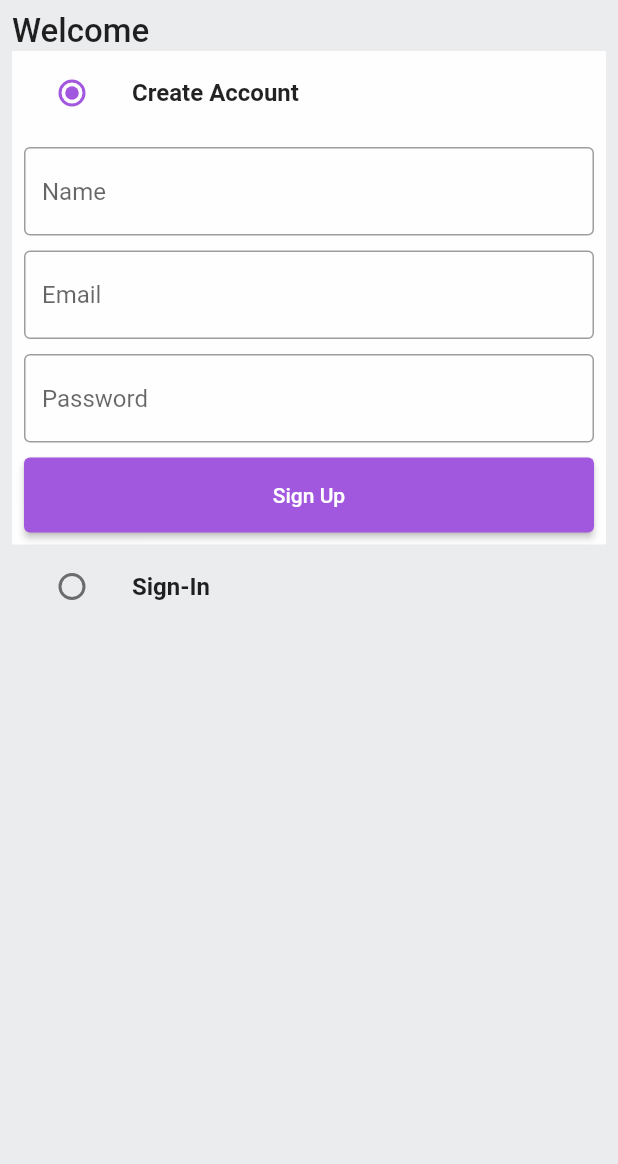
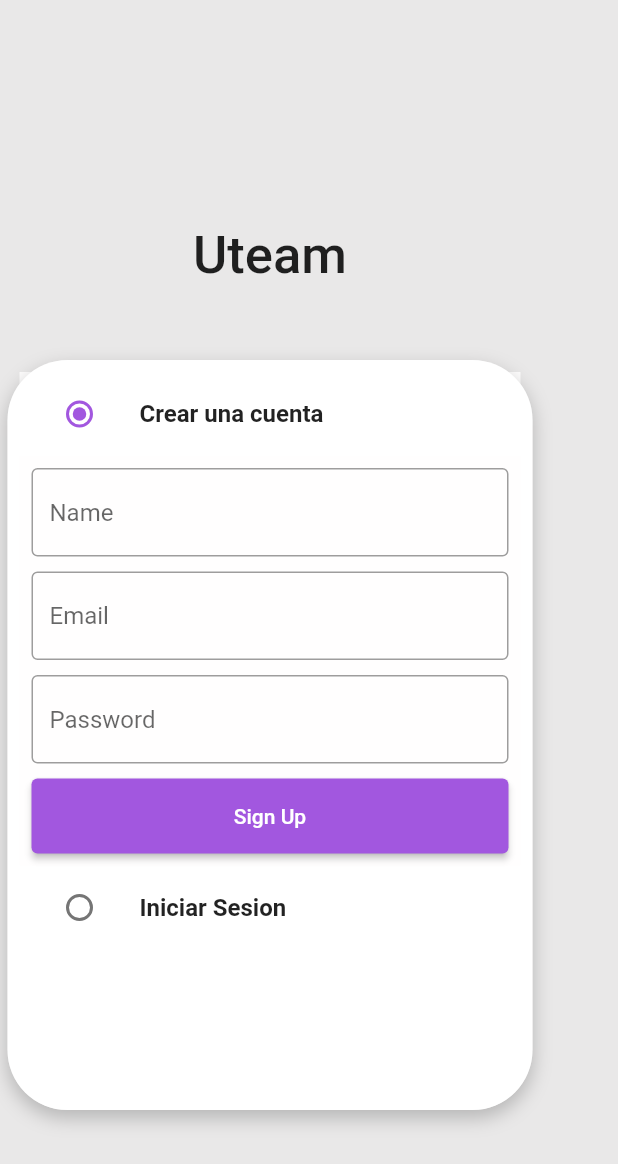
Before and after one commit to IMhat/flutter, a Flutter app: the screen it shows after launch, after a tap on "Comenzar", on a phone screen of 412 x 824 dp. Shown: the top 1164 px of the screen. Run offline on Flutter 3.47's test engine with Material 2 defaults, Android fonts, the phone set to English and light mode, and no system bars; our stand-ins replace animated_background, badges, carousel_slider, charts_flutter, dotted_border, file_picker and 2 more; missing offline and left inert: cloudinary_public, pay; network calls fail.

Commit message:
cambios en initialscreen

```diff
--- a/lib/common/widgets/custom_button.dart
+++ b/lib/common/widgets/custom_button.dart
@@ -5,7 +5,8 @@ class CustomButton extends StatelessWidget {
   final VoidCallback onTap;
   final Color? color;
 
-  const CustomButton({Key? key, required this.text, required this.onTap, this.color})
+  const CustomButton(
+      {Key? key, required this.text, required this.onTap, this.color})
       : super(key: key);
 
   @override
--- a/lib/common/widgets/custom_textField.dart
+++ b/lib/common/widgets/custom_textField.dart
@@ -4,9 +4,13 @@ class CustomTextField extends StatelessWidget {
   final TextEditingController controller;
   final String hintText;
   final int maxLines;
-  const CustomTextField(
-      {Key? key, required this.controller, required this.hintText, this.maxLines =1,})
-      : super(key: key);
+
+  const CustomTextField({
+    Key? key,
+    required this.controller,
+    required this.hintText,
+    this.maxLines = 1,
+  }) : super(key: key);
 
   @override
   Widget build(BuildContext context) {
--- a/lib/features/auth/screens/auth_screen.dart
+++ b/lib/features/auth/screens/auth_screen.dart
@@ -54,23 +54,49 @@ class _AuthScreenState extends State<AuthScreen> {
   @override
   Widget build(BuildContext context) {
     return Scaffold(
-      backgroundColor: GlobalVariables.greyBackgroundCOlor,
-      body: SafeArea(
+      backgroundColor: const Color.fromARGB(255, 233, 232, 232),
+      body: SingleChildScrollView(
+        child: Column(
+          children: [
+            Container(
+              width: 360,
+              height: 240,
+              child: Container(
+                margin: const EdgeInsets.only(top: 150),
+                child: const Text(
+                  'Uteam',
+                  style: TextStyle(fontSize: 35, fontWeight: FontWeight.w500),
+                  textAlign: TextAlign.center,
+                ),
+              ),
+            ),
+            Container(
+              width: 350,
+              height: 500,
+              decoration: BoxDecoration(
+                  borderRadius: BorderRadius.circular(40),
+                  color: const Color.fromARGB(255, 255, 255, 255),
+                  boxShadow: const [
+                    BoxShadow(
+                        color: Color.fromARGB(135, 136, 136, 136),
+                        blurRadius: 10.0,
+                        offset: Offset(0, 5)),
+                    BoxShadow(
+                      color: Color.fromARGB(255, 233, 232, 232),
+                    ),
+                  ]),
+              child: SafeArea(
                   child: Padding(
                 padding: const EdgeInsets.all(8.0),
                 child: Column(
                   crossAxisAlignment: CrossAxisAlignment.start,
                   children: [
-            const Text(
-              'Welcome',
-              style: TextStyle(fontSize: 22, fontWeight: FontWeight.w500),
-            ),
                     ListTile(
                       tileColor: _auth == Auth.signup
                           ? GlobalVariables.authBackgroundColor
                           : GlobalVariables.greyBackgroundCOlor,
                       title: const Text(
-                'Create Account',
+                        'Crear una cuenta',
                         style: TextStyle(fontWeight: FontWeight.bold),
                       ),
                       leading: Radio(
@@ -130,7 +156,7 @@ class _AuthScreenState extends State<AuthScreen> {
                           ? GlobalVariables.authBackgroundColor
                           : GlobalVariables.greyBackgroundCOlor,
                       title: const Text(
-                'Sign-In',
+                        'Iniciar Sesion',
                         style: TextStyle(fontWeight: FontWeight.bold),
                       ),
                       leading: Radio(
@@ -163,13 +189,21 @@ class _AuthScreenState extends State<AuthScreen> {
                                 controller: _passwordController,
                                 hintText: 'Password',
                               ),
+                              Container(
+                                margin: const EdgeInsets.only(left: 90),
+                                child: TextButton(
+                                    onPressed: () {},
+                                    child:
+                                        const Text("olvidaste la contraseña?")),
+                              ),
                               const SizedBox(
                                 height: 10,
                               ),
                               CustomButton(
                                   text: 'Sign In',
                                   onTap: () {
-                            if (_signInFormKey.currentState!.validate()) {
+                                    if (_signInFormKey.currentState!
+                                        .validate()) {
                                       signInUser();
                                     }
                                   })
@@ -180,6 +214,10 @@ class _AuthScreenState extends State<AuthScreen> {
                   ],
                 ),
               )),
+            ),
+          ],
+        ),
+      ),
     );
   }
 }
--- a/lib/features/auth/screens/initial_screen.dart
+++ b/lib/features/auth/screens/initial_screen.dart
@@ -52,15 +52,10 @@ class InitialScreen extends StatelessWidget {
           const SizedBox(
             height: 50,
           ),
-          CardContainer(
-            child: Column(children: [
-              const SizedBox(height: 10),
-              const SizedBox(height: 50),
+          Column(children: [
             ChangeNotifierProvider(
-                  create: (_) => LoginFormProvider(),
-                  child: _InitialScreenForm())
+                create: (_) => LoginFormProvider(), child: _InitialScreenForm())
           ]),
-          ),
         ],
       )),
     );
@@ -74,6 +69,8 @@ class _InitialScreenForm extends StatelessWidget {
     return Form(
         key: loginForm.formKey,
         autovalidateMode: AutovalidateMode.onUserInteraction,
+        child: Container(
+          margin: EdgeInsets.only(right: 40),
           child: Row(
             mainAxisAlignment: MainAxisAlignment.spaceEvenly,
             children: [
@@ -117,6 +114,7 @@ class _InitialScreenForm extends StatelessWidget {
               //       Navigator.pushReplacementNamed(context, 'login');
               //     })
             ],
+          ),
         ));
   }
 }
--- a/lib/main.dart
+++ b/lib/main.dart
@@ -54,7 +54,7 @@ class _MyAppState extends State<MyApp> {
       debugShowCheckedModeBanner: false,
       title: 'Smiley',
       theme: ThemeData(
-        scaffoldBackgroundColor: GlobalVariables.backgroundColor,
+        scaffoldBackgroundColor: Color.fromARGB(255, 255, 255, 255),
         colorScheme: const ColorScheme.light(
           primary: GlobalVariables.secondaryColor,
         ),
```
Also changed, not shown: lib/common/widgets/stars.dart (line endings or trailing spaces), lib/features/auth/services/auth_service.dart (line endings or trailing spaces). Lines whose indentation alone changed are shown as unchanged.
